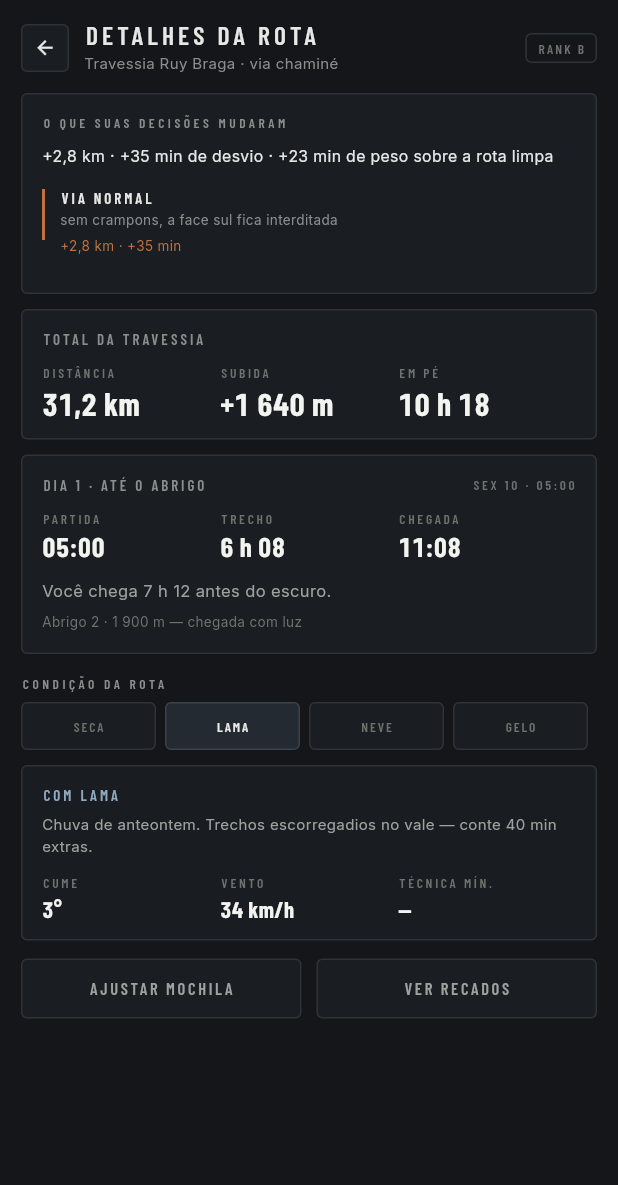
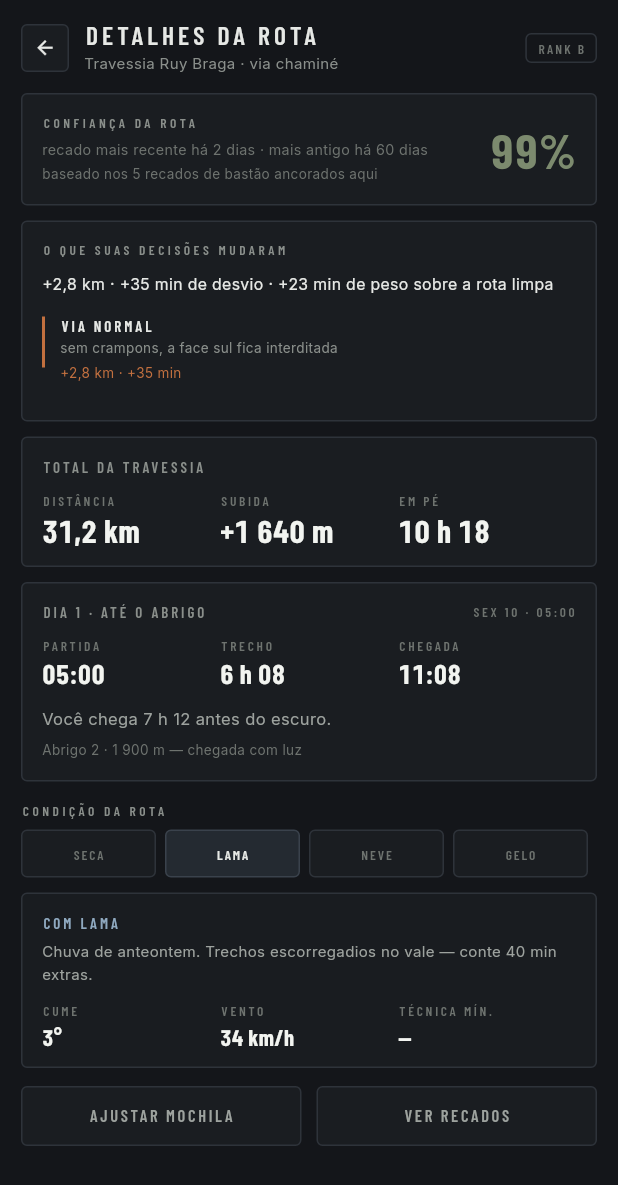
Before and after one commit to johnycristian2-dev/ascend-app, a Flutter app: the RouteScreen widget shown alone on an empty page, opened directly, on a phone screen of 412 x 824 dp. Shown: the top 1185 px of the screen. Run offline on Flutter 3.47's test engine with Material 3 defaults, Android fonts, the phone set to English and light mode, and no system bars; our stand-ins replace cloud_firestore, firebase_auth, firebase_core, google_fonts; accounts and stored records are empty.

Commit message:
Add the Route Trust Index — the first real product differentiator
This is the first feature in this project that's my own idea rather
than a request: aggregate the 5 relay notes' decay-based freshness
into one visible trust score for the whole route, surfaced prominently
instead of buried in each note's fade opacity.

computeRouteTrust() (expedition_calculator.dart, pure Dart, no new
imports outside data/relay_notes.dart) reuses RelayNote.fadeOpacity()
as the single source of per-note freshness — never duplicates the
decay curve — and aggregates with a confirmation-weighted average
(relayData[i].conf as weight), so a note 41 people have confirmed
moves the needle more than one 3 people have. The current session's
own vote feeds back into the same calculation the display already
uses elsewhere (relay_screen.dart's existing `diasOverride: v == 'y'
? 0 : null` pattern): "ainda vale" zeroes that note's age; "não achei"
pins its trust at 20% outright, since a live disconfirmation should
outweigh any decay curve.

Surfaced as a clickable panel on RouteScreen (leads to the relay
screen) and a compact badge on RelayScreen's header. Added 4 unit
tests to expedition_calculator_test.dart, with the expected
percentages hand-computed against the real relayData values (not just
"some number changes") since I can't run the suite here.

Documented in README's new "Diferenciais" section and ESPEC-Flutter.md
§4.3, including the two follow-up ideas discussed but not yet built
(dynamic achievements from real user data, a unified risk budget).

No Flutter SDK here — verified brace/paren balance and that every
import/export resolves.

```diff
--- a/lib/backend/state/expedition_calculator.dart
+++ b/lib/backend/state/expedition_calculator.dart
@@ -1,4 +1,6 @@
 // Dart puro — nenhum import de Flutter. Valores extraídos do protótipo.
+
+import '../data/relay_notes.dart';
 
 /// Condição real da rota. `minutes` é o tempo TOTAL de referência do trecho,
 /// não uma penalidade — entra cru no cálculo de day1Min.
@@ -189,3 +191,41 @@ const darkMin = 18 * 60 + 20;
 /// Chegada é escura se passa das 18:20 ou se a janela tem pouca luz.
 bool isDark(String arrive, int lightPct) =>
     arrive.compareTo('18:20') > 0 || lightPct < 60;
+
+// ------------------------------------------------- índice de confiança da rota
+
+/// Quanto ainda dá pra confiar nos recados de bastão ancorados na rota —
+/// um número só, agregando os 5 recados. Não é um sistema novo: reaproveita
+/// o mesmo decaimento de `RelayNote.fadeOpacity()` (fonte única, mesma
+/// regra do dia1Min) e pesa pelas confirmações históricas de cada recado —
+/// um recado confirmado por 41 pessoas pesa mais que um confirmado por 3.
+/// Um voto seu na sessão atual entra na hora: "ainda vale" zera os dias
+/// (recado fresco); "não achei" derruba a confiança daquele recado pra
+/// 20%, incondicionalmente — uma desconfirmação ao vivo pesa mais que
+/// qualquer curva de decaimento.
+class RouteTrust {
+  final int pct;
+  final int freshestDias;
+  final int stalestDias;
+  const RouteTrust(this.pct, this.freshestDias, this.stalestDias);
+}
+
+const _naoAcheiTrust = 0.2;
+
+RouteTrust computeRouteTrust(Map<int, String?> votes) {
+  var weightedSum = 0.0, weightTotal = 0.0;
+  var freshest = 1 << 30, stalest = 0;
+  for (var i = 0; i < relayData.length; i++) {
+    final n = relayData[i];
+    final v = votes[i];
+    final dias = v == 'y' ? 0 : n.diasDesdeConfirmacao;
+    final trust = v == 'n' ? _naoAcheiTrust : n.fadeOpacity(diasOverride: dias);
+    final weight = n.conf.toDouble();
+    weightedSum += trust * weight;
+    weightTotal += weight;
+    if (dias < freshest) freshest = dias;
+    if (dias > stalest) stalest = dias;
+  }
+  final pct = weightTotal == 0 ? 100 : (weightedSum / weightTotal * 100).round();
+  return RouteTrust(pct, freshest, stalest);
+}
--- a/lib/backend/state/expedition_state.dart
+++ b/lib/backend/state/expedition_state.dart
@@ -136,6 +136,9 @@ class ExpeditionState extends ChangeNotifier {
   /// O app cobra essa confirmação antes de deixar arquivar o registro.
   List<int> get relayDebts =>
       relayUsed.where((i) => relayVote[i] == null).toList()..sort();
+
+  /// Índice de confiança da rota — ver ESPEC-Flutter.md / calculator.
+  RouteTrust get routeTrust => computeRouteTrust(relayVote);
 
   /// Uso de uma peça pelo id do catálogo. Se ainda não foi sincronizado
   /// (conta anterior a este campo, ou perfil que nunca registrou essa
--- a/lib/frontend/screens/relay_screen.dart
+++ b/lib/frontend/screens/relay_screen.dart
@@ -16,6 +16,7 @@ class RelayScreen extends StatelessWidget {
       children: [
         ScreenBar('PASSAGEM DE BASTÃO',
             sub: '${s.relayCount} recados deixados nesta rota',
+            trailing: '${s.routeTrust.pct}% CONFIÁVEL',
             onBack: () => s.go('home')),
         Expanded(
           child: ListView(
--- a/lib/frontend/screens/route_screen.dart
+++ b/lib/frontend/screens/route_screen.dart
@@ -1,5 +1,6 @@
 import 'package:flutter/material.dart';
 import '../app.dart';
+import '../../backend/data/relay_notes.dart';
 import '../../backend/state/expedition_calculator.dart';
 import '../theme/app_colors.dart';
 import '../theme/app_typography.dart';
@@ -14,6 +15,12 @@ class RouteScreen extends StatelessWidget {
     final s = Expedition.of(c);
     final core = s.core;
     final cond = condData[s.trail]!;
+    final trust = s.routeTrust;
+    final trustColor = trust.pct >= 80
+        ? AppColors.green
+        : trust.pct >= 50
+            ? AppColors.blue
+            : AppColors.amber;
     final delta = <String>[
       if (core.km > baseKm) '+${fmtDec(core.km - baseKm)} km',
       if (core.m > baseM) '+${core.m - baseM} m',
@@ -31,6 +38,34 @@ class RouteScreen extends StatelessWidget {
           child: ListView(
             padding: const EdgeInsets.fromLTRB(14, 0, 14, 26),
             children: [
+              AppPanel(
+                onTap: () => s.go('relay'),
+                borderColor: trust.pct < 50 ? AppColors.borderWarn : AppColors.border,
+                child: Row(
+                  children: [
+                    Expanded(
+                      child: Column(
+                        crossAxisAlignment: CrossAxisAlignment.start,
+                        children: [
+                          const AppLabel('CONFIANÇA DA ROTA', size: 9, tracking: 0.26),
+                          const SizedBox(height: 6),
+                          Text(
+                            'recado mais recente há ${trust.freshestDias} dias · '
+                            'mais antigo há ${trust.stalestDias} dias',
+                            style: AppTypography.body(size: 9.5, color: AppColors.dim),
+                          ),
+                          const SizedBox(height: 3),
+                          Text('baseado nos ${relayData.length} recados de bastão ancorados aqui',
+                              style: AppTypography.body(size: 9, color: AppColors.dim)),
+                        ],
+                      ),
+                    ),
+                    const SizedBox(width: 10),
+                    Text('${trust.pct}%', style: AppTypography.num(size: 32, color: trustColor)),
+                  ],
+                ),
+              ),
+              const SizedBox(height: 10),
               AppPanel(
                 borderColor: core.conflicts.isEmpty ? AppColors.border : AppColors.borderWarn,
                 child: Column(
```
Also changed, not shown: 3 other files.
